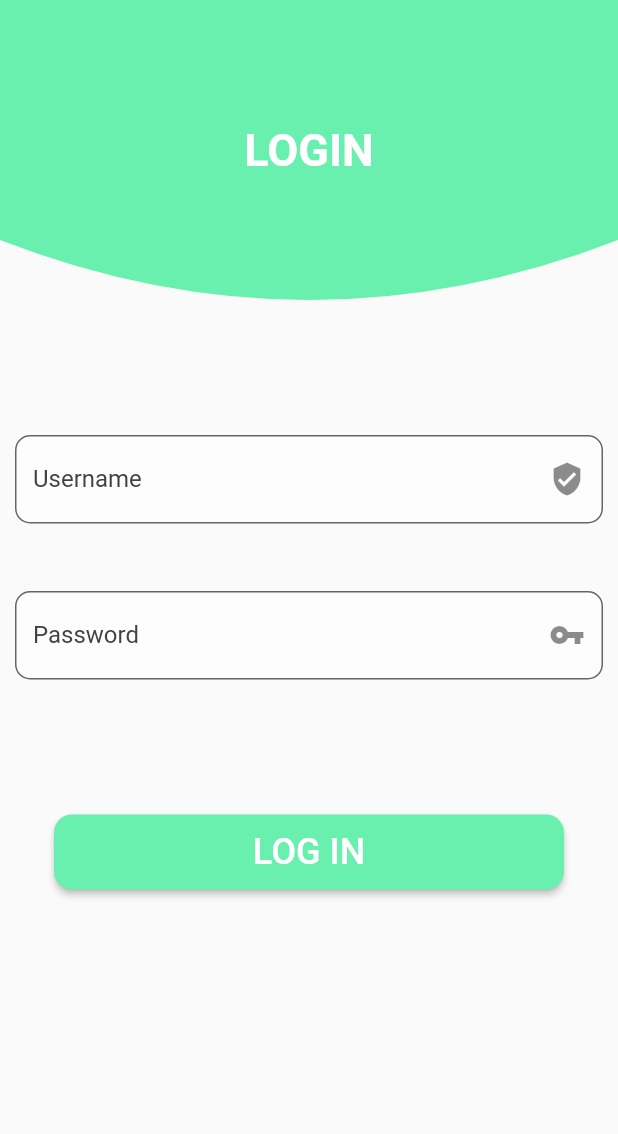
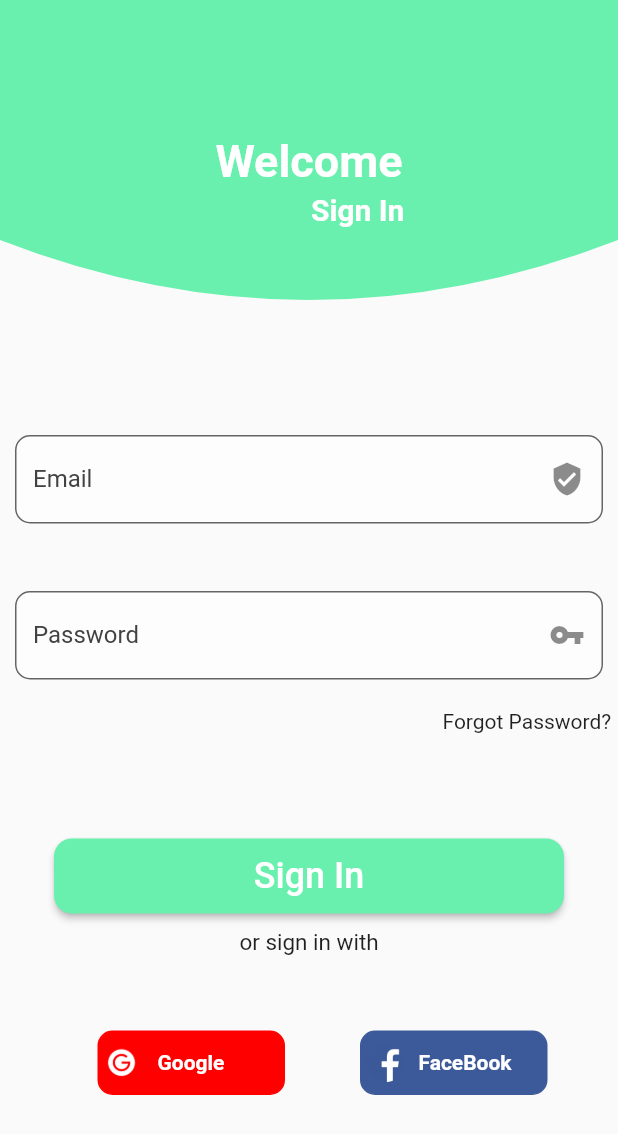
Before and after one commit to AdioleDivine/hi, a Flutter app: the screen it shows after launch, on a phone screen of 412 x 824 dp. Shown: the top 1134 px of the screen. Run offline on Flutter 3.47's test engine with Material 2 defaults, Android fonts, the phone set to English and light mode, and no system bars; our stand-ins replace hexcolor, splashscreen.

Commit message:
login Ui

```diff
--- a/lib/Loginscreen.dart
+++ b/lib/Loginscreen.dart
@@ -1,6 +1,6 @@
 import 'package:flutter/material.dart';
 import 'package:hi/myWidgets.dart';
-
+import 'package:hexcolor/hexcolor.dart';
 
 
 class Login extends StatefulWidget {
@@ -15,7 +15,10 @@ class _LoginState extends State<Login> {
   @override
   Widget build(BuildContext context) {
     return Scaffold(
-       body: Column(
+
+       body: SingleChildScrollView(
+         child:
+        Column(
          children: <Widget>[
            ClipPath(
              clipper: Myclipper(),
@@ -27,12 +30,33 @@ class _LoginState extends State<Login> {
       color:Colors.greenAccent
           ),
           child: Center(
-          child: Text('LOGIN',style: TextStyle(
+            child: Column(
+          children: <Widget>[
+            SizedBox(height:90.0),
+
+            Text('Welcome'
+            ,style: TextStyle(
+
              color: Colors.white,
              fontWeight: FontWeight.bold,
                 fontSize: 30.0,
+              )),
+           Padding(
+           padding: EdgeInsets.fromLTRB(75, 3, 10, 20),
+           child:
+    Text('Sign In',style: TextStyle(
+
+             color: Colors.white,
+
+             fontWeight: FontWeight.bold,
+
+                fontSize: 20.0,
+
                                )
+
                                ),
+
+            )],),
                         )
                         ),
            ),
@@ -50,7 +74,7 @@ class _LoginState extends State<Login> {
       ),
       filled: true,
       labelStyle: new TextStyle(color: Colors.grey[800]),
-      labelText: "Username",
+      labelText: "Email",
       suffixIcon: Icon(Icons.verified_user),
       fillColor: Colors.white54),
         ),
@@ -74,23 +98,141 @@ class _LoginState extends State<Login> {
       fillColor: Colors.white54),
         ),
          ),
+         Row(
+           children:
+         <Widget>[
+           SizedBox(width: 295.0),
+           Text("Forgot Password?")],
+         ),
          SizedBox(height:70.0),
        MaterialButton(
             height: 50,
             minWidth: 340,
             shape: RoundedRectangleBorder(
                 borderRadius: new BorderRadius.circular(12)),
-            onPressed: () {},
+            onPressed: () {
+
+            },
             child: Text(
-              "LOG IN",
+              "Sign In",
               style: TextStyle(
                 fontSize: 24,
                 color: Colors.white,
               ),
                        ),
             color: Colors.greenAccent
+                 ),
+                 SizedBox(height: 10.0),
+
+
+                 Text('or sign in with', style: TextStyle(
+
+                     fontSize: 15.0
+
+                   ),
+
+                   ),
+                   SizedBox(width:50.0),
+
+                 SizedBox(height: 50.0),
+                 Row(
+                   children: <Widget>[
+
+                     SizedBox(width: 65.0),
+               Container(
+
+                 width: 125,
+
+            height: 43,
+             decoration:BoxDecoration(
+            color:Hexcolor('#ff0000'),
+
+        border: Border.all(
+        color:Hexcolor('#ff0000'),
+      ),
+
+      borderRadius: BorderRadius.circular(10.0),
+
+    ),
+            child:
+            Row(
+              children: <Widget>[
+                CircleAvatar(
+                radius: 15.0,
+                backgroundImage:
+            AssetImage('assets/google.png'),
+            backgroundColor: Hexcolor('#ff0000'),
+                ),
+                SizedBox(width:9.0),
+          Center(
+            child:
+          Text('Google', style: TextStyle(
+
+        color: Colors.white,
+
+             fontWeight: FontWeight.bold,
+
+      ),),
+
             )
             ]
+            )
+          ),
+
+          SizedBox(width:50.0),
+            Container(
+
+                 width: 125,
+
+            height: 43,
+             decoration:BoxDecoration(
+            color: Hexcolor('#3c5a99'),
+
+        border: Border.all(
+         color: Hexcolor('#3c5a99'),
+      ),
+
+      borderRadius: BorderRadius.circular(10.0),
+
+    ),
+            child:
+            Row(
+              children: <Widget>[
+                SizedBox(width:3.0),
+                 CircleAvatar(
+                radius: 13.0,
+                backgroundImage:
+            AssetImage('assets/facebook.png',
+            ),
+            backgroundColor: Hexcolor('#3c5a99'),
+                 ),
+            SizedBox(width:9.0),
+
+          Center(
+            child:
+          Text('FaceBook', style: TextStyle(
+
+        color: Colors.white,
+
+             fontWeight: FontWeight.bold,
+
+      ),),
+
+            )
+            ]
+            )
+          ),
+],
+                 ),
+          SizedBox(height: 110.0),
+         GestureDetector(
+                     onTap: () {
+                        Navigator.pushNamed(context, '/signup');
+                     },
+                   child: Text("Don't have an account?Sign Up")
+                   )
+         ]
+       )
        )
        );
                }
--- a/lib/main.dart
+++ b/lib/main.dart
@@ -3,6 +3,7 @@ import 'package:flutter/material.dart';
 
 import 'Loginscreen.dart';
 import 'Splash.dart';
+import 'signupscreen.dart';
 
 void main() => runApp(MyApp());
 
@@ -28,6 +29,7 @@ class MyApp extends StatelessWidget {
       routes: {
         '/splash': (context) => Splash(),
         '/login': (context)=> Login(),
+        '/signup': (context) => Signup(),
       },
     );
   }
```
Also changed, not shown: lib/homescreen.dart (added, +18 -0 lines), lib/signupscreen.dart (added, +134 -0 lines), pubspec.yaml (+5 -4 lines), assets/facebook.png (added), assets/google.png (added), pubspec.lock. Lines whose indentation alone changed are shown as unchanged.
